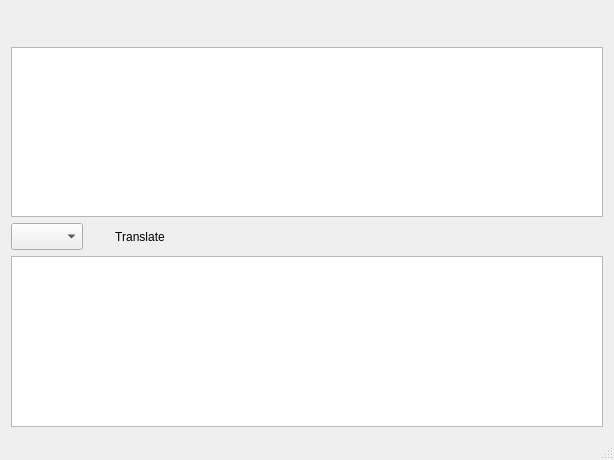
The window that mainwindow.ui (jjzhang166/MyTranslater) describes before a commit, drawn with Qt 5.
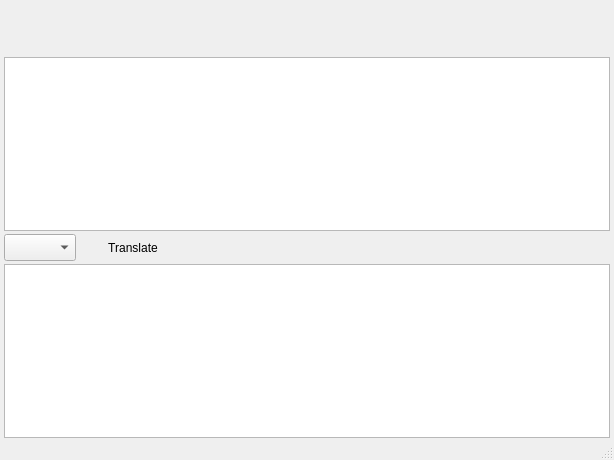
The same window after the commit. Custom widgets are drawn as their Qt base class.

Patch:
```diff
--- a/mainwindow.ui
+++ b/mainwindow.ui
@@ -15,8 +15,26 @@
   </property>
   <widget class="QWidget" name="centralWidget">
    <layout class="QHBoxLayout" name="horizontalLayout">
+    <property name="leftMargin">
+     <number>4</number>
+    </property>
+    <property name="topMargin">
+     <number>4</number>
+    </property>
+    <property name="rightMargin">
+     <number>4</number>
+    </property>
+    <property name="bottomMargin">
+     <number>0</number>
+    </property>
     <item>
      <layout class="QGridLayout" name="gridLayout">
+      <property name="horizontalSpacing">
+       <number>6</number>
+      </property>
+      <property name="verticalSpacing">
+       <number>3</number>
+      </property>
       <item row="1" column="0">
        <widget class="QPlainTextEdit" name="plainTextEdit_src">
         <property name="styleSheet">
@@ -117,13 +135,13 @@
         <property name="minimumSize">
          <size>
           <width>0</width>
-          <height>30</height>
+          <height>50</height>
          </size>
         </property>
         <property name="maximumSize">
          <size>
           <width>16777215</width>
-          <height>30</height>
+          <height>50</height>
          </size>
         </property>
         <property name="text">
```
